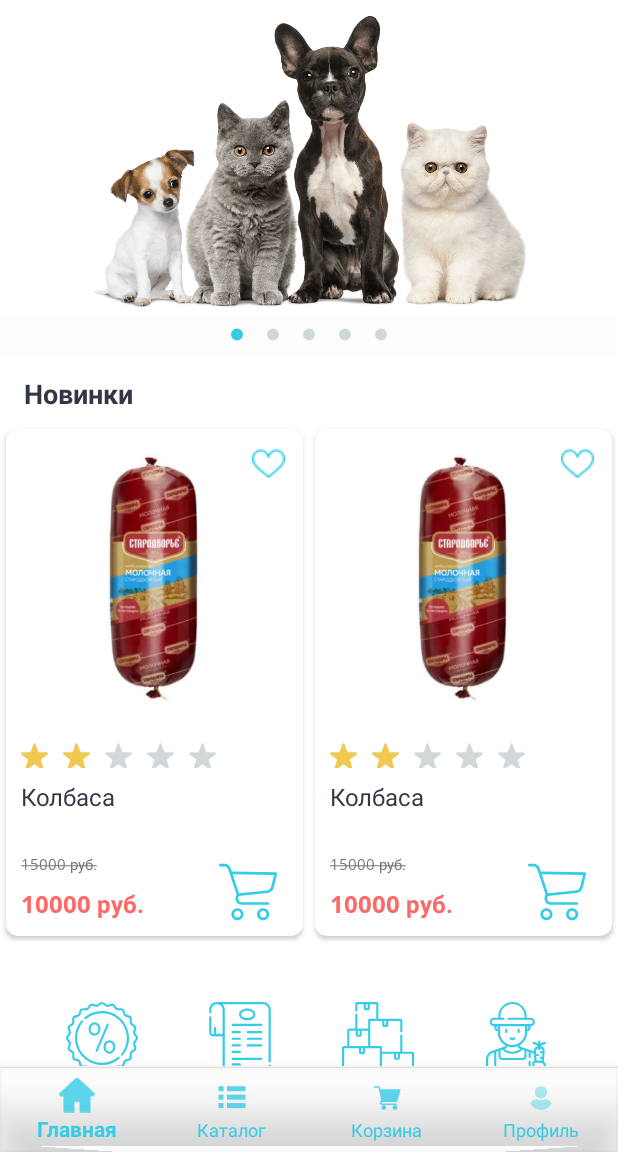
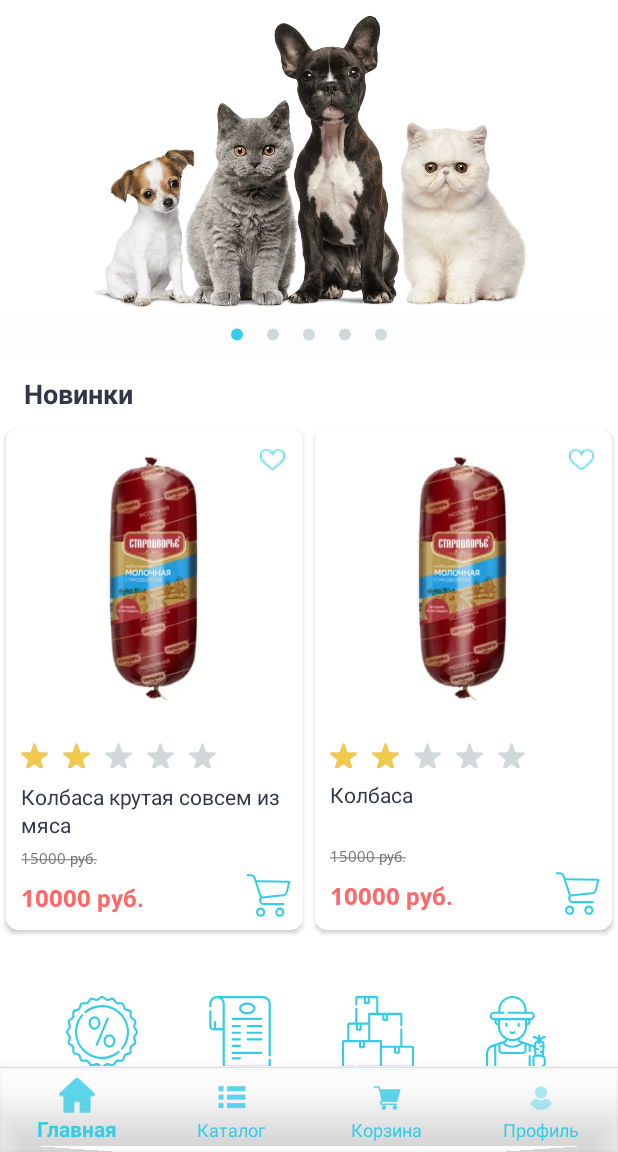
Before and after one commit to Rotundyer/foodinthecold, an Android app: the screen it shows after launch (MainActivity), on a phone screen of 412 x 824 dp, the part 84-1236 px from its top. Run offline under Robolectric (Android 15) with nearby library versions, the phone set to English and light mode, and no system bars; pictures from the network do not load; 2 statements that could not run were skipped.

Commit message:
Счастье

```diff
--- a/app/src/main/java/ru/coffeestudio/foodinthecold/adapter/catalog/ProductListAdapter.kt
+++ b/app/src/main/java/ru/coffeestudio/foodinthecold/adapter/catalog/ProductListAdapter.kt
@@ -46,8 +46,8 @@ class ProductListAdapter(
 
     inner class ProductHolder(view: View) : RecyclerView.ViewHolder(view) {
 
-        private val photoView: ImageView = view.findViewById(R.id.item_recipes_image)
-        private val titleView: TextView = view.findViewById(R.id.item_recipes_title)
+        private val photoView: ImageView = view.findViewById(R.id.item_product_image)
+        private val titleView: TextView = view.findViewById(R.id.item_product_title)
         private val priceView: TextView = view.findViewById(R.id.item_product_price)
         private val priceBaseView: TextView = view.findViewById(R.id.item_product_price_base)
 
@@ -80,8 +80,14 @@ class ProductListAdapter(
             stars.add(star5)
 
             when ((0..1).random()) {
-                0 -> Glide.with(heart.context).load(R.drawable.ic_heart_on).fitCenter().into(heart)
-                1 -> Glide.with(heart.context).load(R.drawable.ic_heart_off).fitCenter().into(heart)
+                0 -> {
+                    Glide.with(heart.context).load(R.drawable.ic_heart_on).fitCenter().into(heart)
+                    heart.setPadding(0,0,0,0)
+                }
+                1 -> {
+                    Glide.with(heart.context).load(R.drawable.ic_heart_off).fitCenter().into(heart)
+                    heart.setPadding(10,10,10,10)
+                }
             }
 
             var a = 0
--- a/app/src/main/java/ru/coffeestudio/foodinthecold/view/main/MainFragment.kt
+++ b/app/src/main/java/ru/coffeestudio/foodinthecold/view/main/MainFragment.kt
@@ -10,6 +10,7 @@ import kotlinx.android.synthetic.main.main.*
 import kotlinx.android.synthetic.main.toolbar.*
 import ru.coffeestudio.foodinthecold.R
 import ru.coffeestudio.foodinthecold.adapter.catalog.ProductListAdapter
+import ru.coffeestudio.foodinthecold.adapter.catalog.RecipesListAdapter
 import ru.coffeestudio.foodinthecold.adapter.main.SliderPagerAdapter
 import ru.coffeestudio.foodinthecold.db.entities.ProductEntity
 import ru.coffeestudio.foodinthecold.model.Category
@@ -54,7 +55,7 @@ class MainFragment : BaseFragment(), ClickableItem, CartableItem, LikableItem, C
         data2.add(
             ProductSimple(
                 1,
-                "Колбаса",
+                "Колбаса крутая совсем из мяса",
                 priceBase = BigDecimal(15000),
                 price = BigDecimal(10000)
             )
@@ -74,8 +75,26 @@ class MainFragment : BaseFragment(), ClickableItem, CartableItem, LikableItem, C
         recyclerBestsellers.layoutManager = GridLayoutManager(context, 2)
         recyclerBestsellers.adapter = ProductListAdapter(data2, true, this, this, this)
 
-//        recyclerSets.layoutManager = GridLayoutManager(context, 2)
-//        recyclerSets.adapter = ProductListAdapter(data2, true, this, this, this)
+
+        val data3 = ArrayList<ProductSimple>()
+        data3.add(
+            ProductSimple(
+                1,
+                "Запеканка «Итальянское наваждение»",
+                priceBase = BigDecimal(15000),
+                price = BigDecimal(7600)
+            )
+        )
+        data3.add(
+            ProductSimple(
+                2,
+                "Запеканка «Итальянское наваждение»",
+                priceBase = BigDecimal(15000),
+                price = BigDecimal(7600)
+            )
+        )
+        recyclerRecipes.layoutManager = GridLayoutManager(context, 2)
+        recyclerRecipes.adapter = RecipesListAdapter(data3, true, this, this, this)
     }
 
     override fun onCategorySelect(category: Category) {}
--- a/app/src/main/res/drawable/ic_cart_catalog.xml
+++ b/app/src/main/res/drawable/ic_cart_catalog.xml
@@ -1,6 +1,15 @@
-<vector android:height="@dimen/ic_cart_catalog" android:viewportHeight="22"
-    android:viewportWidth="22" android:width="@dimen/ic_cart_catalog" xmlns:android="http://schemas.android.com/apk/res/android">
-    <path android:fillColor="#35CCE7" android:pathData="M7.1388,16.9268C5.9087,16.9268 4.9116,17.9239 4.9116,19.1539C4.9116,20.384 5.9088,21.3811 7.1388,21.3811C8.3688,21.3811 9.3659,20.3839 9.3659,19.1539C9.366,17.9239 8.3688,16.9268 7.1388,16.9268ZM7.1388,20.3913C6.4554,20.3913 5.9015,19.8373 5.9015,19.154C5.9015,18.4706 6.4554,17.9167 7.1388,17.9167C7.8221,17.9167 8.3761,18.4706 8.3761,19.154C8.3761,19.8373 7.8221,20.3913 7.1388,20.3913Z"/>
-    <path android:fillColor="#35CCE7" android:pathData="M16.5421,16.9268C15.312,16.9268 14.3149,17.9239 14.3149,19.1539C14.3149,20.384 15.3121,21.3811 16.5421,21.3811C17.7721,21.3811 18.7693,20.3839 18.7693,19.1539C18.7693,17.9239 17.7722,16.9268 16.5421,16.9268ZM16.5421,20.3913C15.8587,20.3913 15.3048,19.8373 15.3048,19.154C15.3048,18.4706 15.8587,17.9167 16.5421,17.9167C17.2255,17.9167 17.7794,18.4706 17.7794,19.154C17.7794,19.8373 17.2255,20.3913 16.5421,20.3913Z"/>
-    <path android:fillColor="#35CCE7" android:pathData="M21.566,3.9349C21.4629,3.8223 21.3219,3.7518 21.17,3.7369L5.0601,3.5142L4.6146,2.1531C4.3008,1.2433 3.4488,0.629 2.4864,0.6188H0.8284C0.5551,0.6188 0.3335,0.8404 0.3335,1.1138C0.3335,1.3871 0.5551,1.6087 0.8284,1.6087H2.4864C3.0246,1.6206 3.4984,1.9661 3.6743,2.4748L6.8171,11.9527L6.5697,12.5219C6.2936,13.2336 6.3765,14.0347 6.7924,14.6748C7.2042,15.3036 7.8971,15.6916 8.6484,15.7142H18.2748C18.5481,15.7142 18.7697,15.4926 18.7697,15.2192C18.7697,14.9459 18.5481,14.7243 18.2748,14.7243H8.6483C8.224,14.7137 7.8335,14.4905 7.609,14.1304C7.3869,13.7747 7.3413,13.3364 7.4852,12.9425L7.6832,12.4971L18.1015,11.4083C19.2459,11.2822 20.1872,10.4499 20.4524,9.3295L21.6403,4.3555C21.6938,4.2123 21.6654,4.0512 21.566,3.9349ZM19.4873,9.1069C19.3266,9.8281 18.7143,10.36 17.9778,10.4184L7.6832,11.4825L5.3818,4.504L20.5514,4.7268L19.4873,9.1069Z"/>
+<vector xmlns:android="http://schemas.android.com/apk/res/android"
+    android:width="@dimen/ic_cart_catalog"
+    android:height="@dimen/ic_cart_catalog"
+    android:viewportWidth="22"
+    android:viewportHeight="22">
+    <path
+        android:fillColor="#35CCE7"
+        android:pathData="M7.1388,16.9268C5.9087,16.9268 4.9116,17.9239 4.9116,19.1539C4.9116,20.384 5.9088,21.3811 7.1388,21.3811C8.3688,21.3811 9.3659,20.3839 9.3659,19.1539C9.366,17.9239 8.3688,16.9268 7.1388,16.9268ZM7.1388,20.3913C6.4554,20.3913 5.9015,19.8373 5.9015,19.154C5.9015,18.4706 6.4554,17.9167 7.1388,17.9167C7.8221,17.9167 8.3761,18.4706 8.3761,19.154C8.3761,19.8373 7.8221,20.3913 7.1388,20.3913Z" />
+    <path
+        android:fillColor="#35CCE7"
+        android:pathData="M16.5421,16.9268C15.312,16.9268 14.3149,17.9239 14.3149,19.1539C14.3149,20.384 15.3121,21.3811 16.5421,21.3811C17.7721,21.3811 18.7693,20.3839 18.7693,19.1539C18.7693,17.9239 17.7722,16.9268 16.5421,16.9268ZM16.5421,20.3913C15.8587,20.3913 15.3048,19.8373 15.3048,19.154C15.3048,18.4706 15.8587,17.9167 16.5421,17.9167C17.2255,17.9167 17.7794,18.4706 17.7794,19.154C17.7794,19.8373 17.2255,20.3913 16.5421,20.3913Z" />
+    <path
+        android:fillColor="#35CCE7"
+        android:pathData="M21.566,3.9349C21.4629,3.8223 21.3219,3.7518 21.17,3.7369L5.0601,3.5142L4.6146,2.1531C4.3008,1.2433 3.4488,0.629 2.4864,0.6188H0.8284C0.5551,0.6188 0.3335,0.8404 0.3335,1.1138C0.3335,1.3871 0.5551,1.6087 0.8284,1.6087H2.4864C3.0246,1.6206 3.4984,1.9661 3.6743,2.4748L6.8171,11.9527L6.5697,12.5219C6.2936,13.2336 6.3765,14.0347 6.7924,14.6748C7.2042,15.3036 7.8971,15.6916 8.6484,15.7142H18.2748C18.5481,15.7142 18.7697,15.4926 18.7697,15.2192C18.7697,14.9459 18.5481,14.7243 18.2748,14.7243H8.6483C8.224,14.7137 7.8335,14.4905 7.609,14.1304C7.3869,13.7747 7.3413,13.3364 7.4852,12.9425L7.6832,12.4971L18.1015,11.4083C19.2459,11.2822 20.1872,10.4499 20.4524,9.3295L21.6403,4.3555C21.6938,4.2123 21.6654,4.0512 21.566,3.9349ZM19.4873,9.1069C19.3266,9.8281 18.7143,10.36 17.9778,10.4184L7.6832,11.4825L5.3818,4.504L20.5514,4.7268L19.4873,9.1069Z" />
 </vector>
--- a/app/src/main/res/layout/item_product.xml
+++ b/app/src/main/res/layout/item_product.xml
@@ -20,7 +20,7 @@
         android:layout_height="wrap_content">
 
         <ImageView
-            android:id="@+id/item_recipes_image"
+            android:id="@+id/item_product_image"
             android:layout_width="0dp"
             android:layout_height="0dp"
             android:adjustViewBounds="true"
@@ -37,15 +37,15 @@
             android:id="@+id/item_product_like"
             android:layout_width="30dp"
             android:layout_height="30dp"
-            android:padding="4dp"
-            android:layout_margin="8dp"
-            app:layout_constraintEnd_toEndOf="@+id/item_recipes_image"
-            app:layout_constraintTop_toTopOf="@+id/item_recipes_image" />
+            android:layout_margin="5dp"
+            android:padding="10dp"
+            app:layout_constraintEnd_toEndOf="@+id/item_product_image"
+            app:layout_constraintTop_toTopOf="@+id/item_product_image" />
 
         <TextView
-            android:id="@+id/item_recipes_title"
-            style="@style/TextRegular16"
-            android:layout_width="0dp"
+            android:id="@+id/item_product_title"
+            style="@style/TextRegular14"
+            android:layout_width="match_parent"
             android:layout_height="wrap_content"
             android:layout_marginStart="@dimen/stars_margin"
             android:layout_marginTop="10dp"
@@ -72,7 +72,7 @@
             android:textColor="@color/text_secondary"
             app:layout_constraintStart_toStartOf="parent"
 
-            app:layout_constraintTop_toBottomOf="@+id/item_recipes_title" />
+            app:layout_constraintTop_toBottomOf="@+id/item_product_title" />
 
         <TextView
             android:id="@+id/item_product_price"
@@ -93,16 +93,13 @@
 
         <androidx.appcompat.widget.AppCompatImageButton
             android:id="@+id/item_product_cart"
-            android:layout_width="42dp"
-            android:layout_height="42dp"
-            android:layout_marginEnd="16dp"
+            android:layout_width="30dp"
+            android:layout_height="30dp"
+            android:layout_marginEnd="8dp"
             android:layout_marginBottom="8dp"
             android:background="@color/transparent"
-            android:padding="8dp"
             app:layout_constraintBottom_toBottomOf="parent"
             app:layout_constraintEnd_toEndOf="parent"
-            app:layout_constraintTop_toBottomOf="@+id/item_recipes_title"
-            app:layout_constraintVertical_bias="0.962"
             app:srcCompat="@drawable/ic_cart_catalog" />
 
         <androidx.constraintlayout.widget.ConstraintLayout
@@ -111,7 +108,7 @@
             android:layout_height="wrap_content"
             app:layout_constraintEnd_toEndOf="parent"
             app:layout_constraintStart_toStartOf="parent"
-            app:layout_constraintTop_toBottomOf="@+id/item_recipes_image"
+            app:layout_constraintTop_toBottomOf="@+id/item_product_image"
 
             android:layout_marginTop="10dp"
             android:layout_marginBottom="10dp">
--- a/app/src/main/res/values/dimens.xml
+++ b/app/src/main/res/values/dimens.xml
@@ -6,5 +6,5 @@
     <dimen name="button_height">36dp</dimen>
     <dimen name="stars_size">18dp</dimen>
     <dimen name="stars_margin">10dp</dimen>
-    <dimen name="ic_cart_catalog">40dp</dimen>
+    <dimen name="ic_cart_catalog">30dp</dimen>
 </resources>
--- a/app/src/main/res/values/fonts.xml
+++ b/app/src/main/res/values/fonts.xml
@@ -80,4 +80,10 @@
         <item name="android:fontFamily">@font/open_sans</item>
         <item name="android:textSize">10sp</item>
     </style>
+
+    <style name="TextRegular8" parent="Widget.AppCompat.TextView">
+        <item name="android:textColor">@color/text_primary</item>
+        <item name="android:fontFamily">@font/open_sans</item>
+        <item name="android:textSize">8sp</item>
+    </style>
 </resources>
--- a/app/src/main/res/values/strings.xml
+++ b/app/src/main/res/values/strings.xml
@@ -8,6 +8,6 @@
     <string name="Sets">Наборы</string>
     <string name="Farmers">Фермеры</string>
     <string name="Bestsellers">Хиты продаж</string>
-    <string name="ForOnePerson">/на одного человека</string>
+    <string name="ForOnePerson">/на человека</string>
     <string name="ModeDetails">Подробнее</string>
 </resources>
```
Also changed, not shown: app/src/main/java/ru/coffeestudio/foodinthecold/adapter/catalog/RecipesListAdapter.kt (deleted, +0 -138 lines), app/src/main/res/layout/item_recipes.xml (+16 -24 lines), app/src/main/res/drawable/devoted_cat_food_chiken.png (added).
